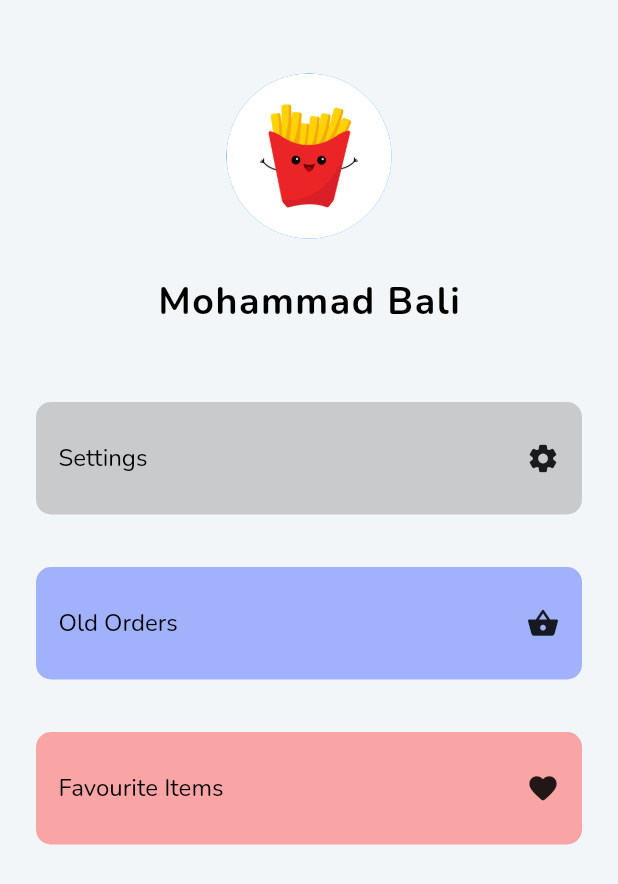
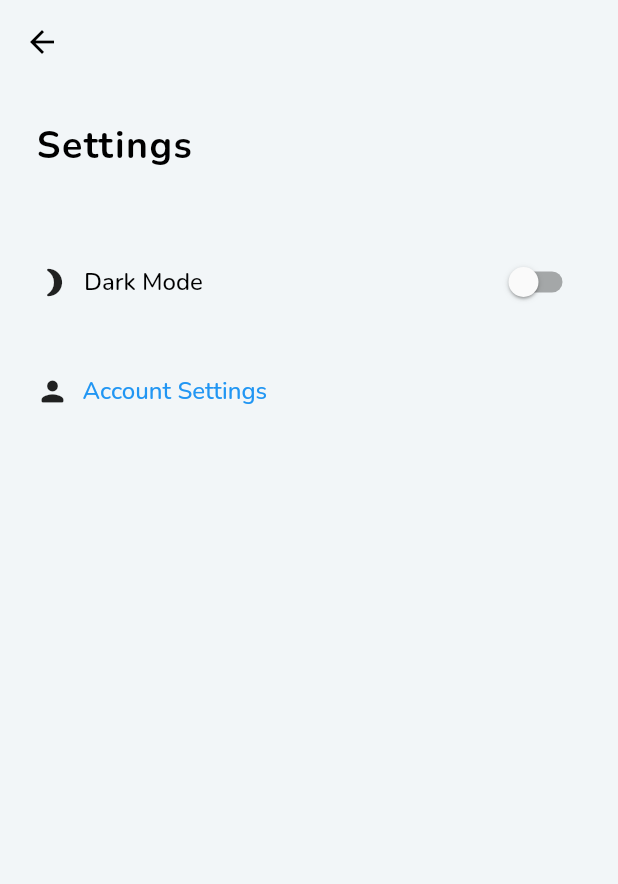
Before and after one commit to MohammadBali/Yummy, a Flutter app: the ProfilePage widget shown alone on an empty page, opened directly, after a tap on "Settings", on a phone screen of 412 x 824 dp. Shown: the top 884 px of the screen. Run offline on Flutter 3.47's test engine with Material 2 defaults, Android fonts, the light colour scheme and no system bars; our stand-ins replace bloc, flutter_bloc, fluttertoast, hexcolor, scrollable_positioned_list, shared_preferences and 2 more; accounts and stored records are empty; project files that could hold a hidden picture were left out.

Commit message:
Settings Page & Previous Orders & Fonts & Dark Mode Place Change

```diff
--- a/lib/layout/cubit/cubit.dart
+++ b/lib/layout/cubit/cubit.dart
@@ -79,4 +79,8 @@ class AppCubit extends Cubit<AppStates>
     return false;
   }
 
+
+
+
+
 }
--- a/lib/modules/Profile/profile_page.dart
+++ b/lib/modules/Profile/profile_page.dart
@@ -1,5 +1,9 @@
 import 'package:flutter/material.dart';
 import 'package:flutter_bloc/flutter_bloc.dart';
+import 'package:hexcolor/hexcolor.dart';
+import 'package:yummy/modules/Previous%20Orders/previous_orders.dart';
+import 'package:yummy/modules/Settings/Settings.dart';
+import 'package:yummy/shared/components/components.dart';
 import 'package:yummy/shared/styles/styles.dart';
 
 import '../../layout/cubit/cubit.dart';
@@ -31,7 +35,7 @@ class ProfilePage extends StatelessWidget {
                     backgroundColor: Colors.blue,
                     radius: 55,
                     backgroundImage: AssetImage(
-                        'assets/images/fries.jpg'),
+                        'assets/images/pizza.jpg'),
                   ),
                 ),
 
@@ -46,15 +50,15 @@ class ProfilePage extends StatelessWidget {
 
                 const SizedBox(height: 50,),
 
-                settingsItemBuilder(itemName: 'Settings', icon: Icons.settings_rounded, mainColor: Colors.grey.withOpacity(0.5)),
+                settingsItemBuilder(itemName: 'Settings', icon: Icons.settings_rounded, mainColor: Colors.grey.withOpacity(0.5), lista: [HexColor('ADA996'), HexColor('F2F2F2'), HexColor('DBDBDB') ,HexColor('EAEAEA') ] ,func: (){navigateTo(context, const Settings());}),
 
                 const SizedBox(height: 35,),
 
-                settingsItemBuilder(itemName: 'Old Orders', icon: Icons.shopping_basket_rounded, mainColor: Colors.indigoAccent.withOpacity(0.5)),
+                settingsItemBuilder(itemName: 'Previous Orders', icon: Icons.shopping_basket_rounded, lista:[HexColor('3A1C71'), HexColor('D76D77'), HexColor('FFAF7B')],mainColor: Colors.indigoAccent.withOpacity(0.5),func: (){navigateTo(context, const PreviousOrders());}),
 
                 const SizedBox(height: 35,),
 
-                settingsItemBuilder(itemName: 'Favourite Items', icon: Icons.favorite_rounded, mainColor: Colors.redAccent.withOpacity(0.5)),
+                settingsItemBuilder(itemName: 'Favourite Items', icon: Icons.favorite_rounded, lista:[HexColor('EF3B36'), HexColor('FFFFFF')], mainColor: Colors.redAccent.withOpacity(0.5),func: (){}),
               ],
             ),
           ),
@@ -66,14 +70,15 @@ class ProfilePage extends StatelessWidget {
   Widget settingsItemBuilder({
   required String itemName,
   required IconData icon,
-  Color mainColor=Colors.grey,})
+  required void Function()? func,
+  Color mainColor=Colors.grey,
+  required List<Color> lista,
+  })
   {
     return InkWell(
       borderRadius: BorderRadius.circular(20),
       highlightColor: Colors.grey.withOpacity(0.5),
-      onTap: ()
-      {
-      },
+      onTap: func,
       child: Container(
         width: double.infinity,
         height: 75,
@@ -81,6 +86,12 @@ class ProfilePage extends StatelessWidget {
         decoration: BoxDecoration(
           color: mainColor,
           borderRadius: BorderRadius.circular(10),
+
+          gradient: LinearGradient(
+            colors: lista,
+            end: Alignment.topRight,
+            begin: Alignment.bottomLeft
+          ),
         ),
         child: Padding(
           padding: const EdgeInsetsDirectional.symmetric(horizontal:  15.0),
--- /dev/null
+++ b/lib/modules/Settings/Settings.dart
@@ -0,0 +1,106 @@
+import 'package:flutter/material.dart';
+import 'package:flutter_bloc/flutter_bloc.dart';
+import 'package:yummy/layout/cubit/cubit.dart';
+import 'package:yummy/layout/cubit/states.dart';
+import 'package:yummy/modules/Settings/AccountSettings/accountSettings.dart';
+import 'package:yummy/shared/components/components.dart';
+import 'package:yummy/shared/components/imports.dart';
+
+
+
+class Settings extends StatelessWidget {
+  const Settings({Key? key}) : super(key: key);
+
+  @override
+  Widget build(BuildContext context) {
+    return BlocConsumer<AppCubit,AppStates>(
+        listener: (context,state){},
+        builder: (context,state)
+        {
+          var cubit=AppCubit.get(context);
+          return Scaffold(
+            appBar: AppBar(),
+
+            body: Padding(
+              padding: const EdgeInsets.all(24.0),
+              child: SingleChildScrollView(
+                  child: Column(
+                    crossAxisAlignment: CrossAxisAlignment.start,
+                    children:
+                    [
+                      Text(
+                        'Settings',
+                        style: defaultHeadlineTextStyle,
+                      ),
+
+                      const SizedBox(height: 50,),
+
+                      Row(
+                        children:
+                        [
+                          Icon(
+                            cubit.isDarkTheme? Icons.sunny : Icons.brightness_3_rounded,
+                            size: 22,
+                          ),
+
+                          const SizedBox(width: 10,),
+
+                          Text(
+                            'Dark Mode',
+                            style: const TextStyle(
+                              fontSize: 16,
+                              fontWeight: FontWeight.w500
+                            ),
+                          ),
+
+                          const Spacer(),
+
+                          Switch(
+                            value: cubit.isDarkTheme,
+                            onChanged: (bool newValue)
+                            {
+                              cubit.changeTheme();
+                            },
+                            activeColor: cubit.isDarkTheme? defaultDarkColor : defaultColor,
+                            inactiveTrackColor: cubit.isDarkTheme? Colors.white: null,
+                            activeTrackColor: cubit.isDarkTheme? defaultDarkColor.withOpacity(0.5) : defaultColor.withOpacity(0.5),
+                          ),
+                        ],
+                      ),
+
+                      const SizedBox(height: 25,),
+
+                      Row(
+                        children:
+                        [
+                          const Icon(
+                            Icons.person_rounded,
+                            size: 22,
+                          ),
+
+                          const SizedBox(width: 1,),
+
+                          TextButton(
+                            child: const Text(
+                              'Account Settings',
+                              style: TextStyle(
+                                  fontSize: 16,
+                                  fontWeight: FontWeight.w500
+                              ),
+                            ),
+                            onPressed: ()
+                            {
+                              navigateTo(context, const AccountSettings());
+                            },
+                          ),
+                        ],
+                      ),
+                    ],
+                  )
+              ),
+            ),
+          );
+        },
+    );
+  }
+}
--- a/lib/shared/styles/colors.dart
+++ b/lib/shared/styles/colors.dart
@@ -11,4 +11,4 @@ MaterialColor defaultDarkColor= Colors.deepOrange;
 
 Color defaultHomeColor= HexColor('F2F6F8'); //a light Blue Color.
 
-Color defaultHomeDarkColor = HexColor('0c0c0d');
+Color defaultHomeDarkColor = HexColor('121212'); //0c0c0d
--- a/pubspec.yaml
+++ b/pubspec.yaml
@@ -78,10 +78,9 @@ flutter:
 
 
   fonts:
-    - family: Jannah
+    - family: MagistralHonesty
       fonts:
-        - asset: assets/fonts/jannah-regular.ttf
-        - asset: assets/fonts/jannah-bold.ttf
+        - asset: assets/fonts/MagistralHonesty.otf
 
     - family: Nunito
       fonts:
```
Also changed, not shown: lib/layout/home_layout.dart (+5 -10 lines), lib/modules/Meal_Details/meal_details.dart (+7 -7 lines), lib/modules/Previous Orders/previous_orders.dart (added, +125 -0 lines), lib/modules/Restaurants/restaurant_page.dart (+8 -8 lines), lib/modules/Settings/AccountSettings/accountSettings.dart (added, +132 -0 lines), lib/shared/components/components.dart (+44 -0 lines), assets/fonts/MagistralHonesty.otf (added), assets/fonts/jannah-bold.ttf (deleted), assets/fonts/jannah-regular.ttf (deleted), assets/images/foodSketches.png (added), assets/images/foodSketches2.png (added), assets/images/fries.jpg (deleted), assets/images/pizza.jpg (added), assets/images/sketch.jpg (deleted).
